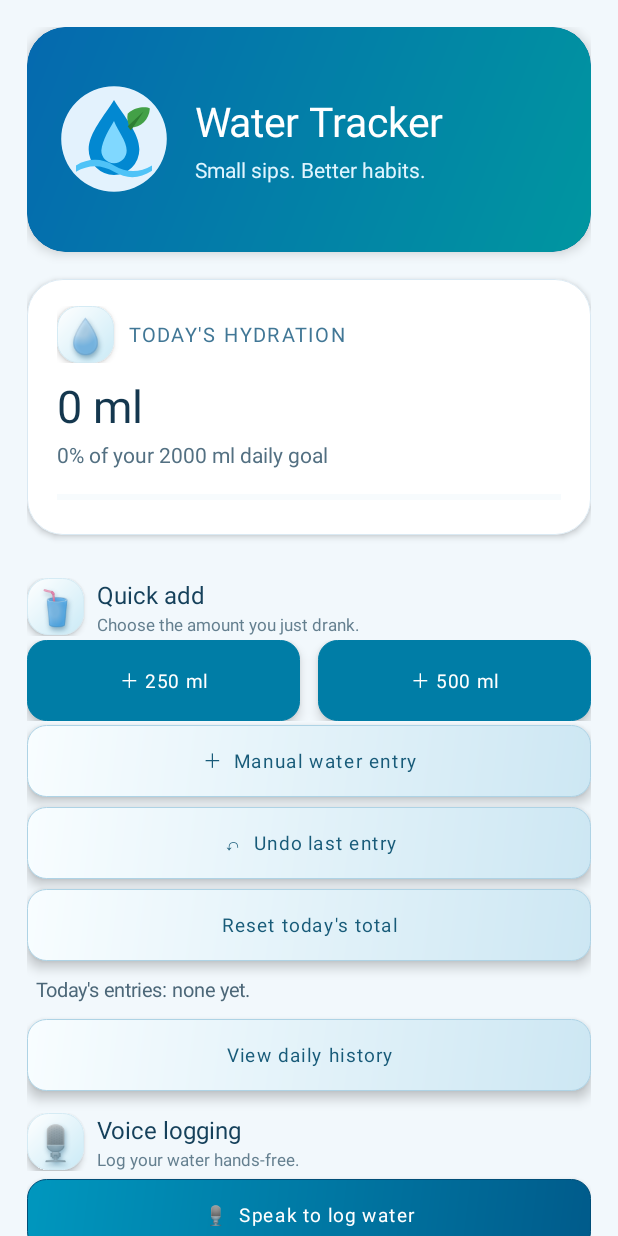
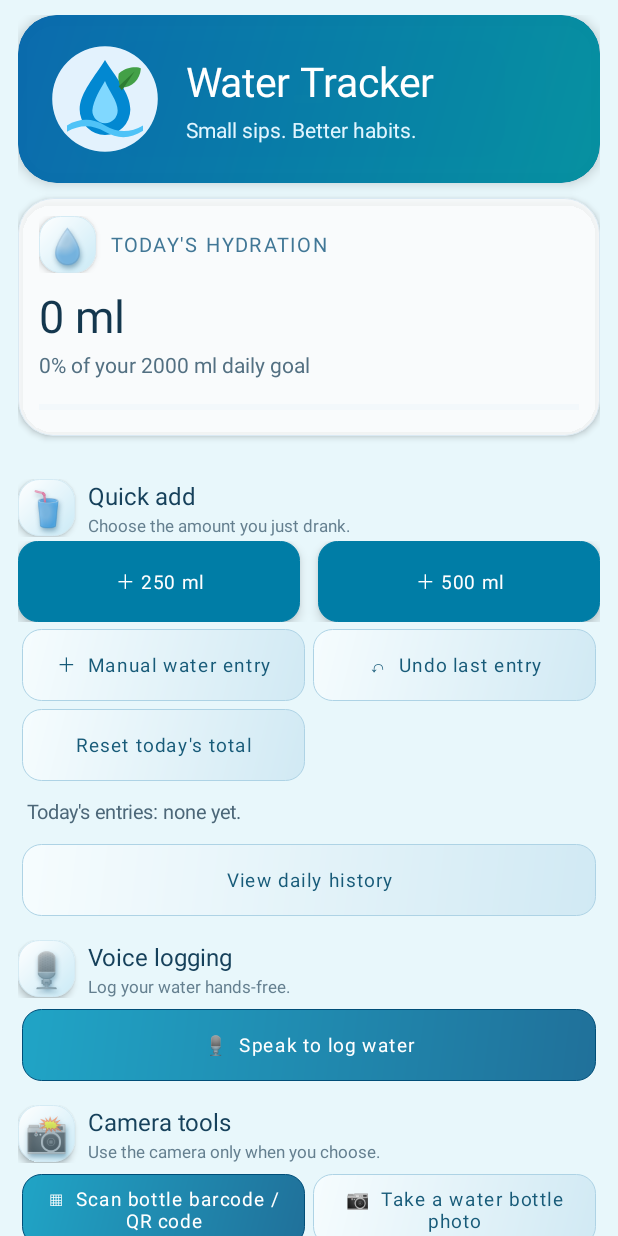
Before and after one commit to muhammadibnabdullah190/WaterTracker, an Android app: the screen it shows after launch (MainActivity), on a phone screen of 412 x 824 dp. Run offline under Robolectric (Android 15) with nearby library versions, the phone set to English and light mode, and no system bars; libraries missing offline, so code that uses them is left out: androidx.camera.core, androidx.camera.lifecycle, androidx.camera.view, com.google.mlkit.vision; 2 statements that could not run were skipped.

Commit message:
Simplify to transparent theme and compact adaptive single-page layout

```diff
--- a/app/src/main/java/com/example/watertracker/MainActivity.kt
+++ b/app/src/main/java/com/example/watertracker/MainActivity.kt
@@ -108,8 +108,11 @@ class MainActivity : AppCompatActivity(), SensorEventListener {
         val transparentTheme = getSharedPreferences("water_tracker", MODE_PRIVATE).getString("theme", "system") == "transparent"
         val page = LinearLayout(this).apply {
             orientation = LinearLayout.VERTICAL
-            setPadding(dp(18), dp(18), dp(18), dp(30))
-            setBackgroundColor(if (transparentTheme) android.graphics.Color.argb(225, 224, 244, 250) else android.graphics.Color.rgb(242, 248, 252))
+            setPadding(dp(12), dp(10), dp(12), dp(18))
+            setBackgroundColor(android.graphics.Color.argb(
+                getSharedPreferences("water_tracker", MODE_PRIVATE).getInt("transparency_level", 75).coerceIn(30, 100) * 255 / 100,
+                224, 244, 250
+            ))
         }
 
         val hero = com.google.android.material.card.MaterialCardView(this).apply {
@@ -117,7 +120,7 @@ class MainActivity : AppCompatActivity(), SensorEventListener {
             cardElevation = dp(5).toFloat()
             strokeWidth = 0
             setCardBackgroundColor(if (transparentTheme) android.graphics.Color.argb(218, 13, 92, 153) else android.graphics.Color.rgb(13, 92, 153))
-            layoutParams = LinearLayout.LayoutParams(-1, dp(150)).apply { bottomMargin = dp(18) }
+            layoutParams = LinearLayout.LayoutParams(-1, dp(112)).apply { bottomMargin = dp(10) }
         }
         val heroContent = LinearLayout(this).apply {
             orientation = LinearLayout.HORIZONTAL
@@ -162,7 +165,7 @@ class MainActivity : AppCompatActivity(), SensorEventListener {
         }
         val summaryContent = LinearLayout(this).apply {
             orientation = LinearLayout.VERTICAL
-            setPadding(dp(20), dp(18), dp(20), dp(20))
+            setPadding(dp(14), dp(12), dp(14), dp(14))
         }
         val hydrationHeader = LinearLayout(this).apply {
             orientation = LinearLayout.HORIZONTAL
@@ -286,46 +289,29 @@ class MainActivity : AppCompatActivity(), SensorEventListener {
         }
         updateLocationStatus()
 
-        addSectionTitle(page, "Themes", "Choose how the app adapts to your surroundings.")
-        val muraqabaInfo = TextView(this).apply {
-            text = "Awake 0–20: Light  •  Asleep 80–100: Dark  •  21–79: keep previous theme. Uses activity recognition, not the camera."
+        addSectionTitle(page, "Appearance", "Transparent theme with adjustable background transparency.")
+        val transparencyLabel = TextView(this).apply {
             textSize = 12f
             setTextColor(android.graphics.Color.rgb(83, 112, 130))
-            setPadding(dp(4), dp(4), dp(4), dp(8))
+            setPadding(dp(3), dp(2), dp(3), dp(2))
         }
-        page.addView(muraqabaInfo)
-
-        fun themeRow(): LinearLayout = LinearLayout(this).apply {
-            orientation = LinearLayout.HORIZONTAL
-            weightSum = 4f
+        page.addView(transparencyLabel)
+        val transparencySeek = android.widget.SeekBar(this).apply {
+            max = 70
+            progress = (getSharedPreferences("water_tracker", MODE_PRIVATE).getInt("transparency_level", 75) - 30).coerceIn(0, 70)
+            setOnSeekBarChangeListener(object : android.widget.SeekBar.OnSeekBarChangeListener {
+                override fun onProgressChanged(seekBar: android.widget.SeekBar?, progress: Int, fromUser: Boolean) {
+                    val level = progress + 30
+                    transparencyLabel.text = "Transparency: $level% opaque"
+                    getSharedPreferences("water_tracker", MODE_PRIVATE).edit().putInt("transparency_level", level).apply()
+                    page.setBackgroundColor(android.graphics.Color.argb(level * 255 / 100, 224, 244, 250))
+                }
+                override fun onStartTrackingTouch(seekBar: android.widget.SeekBar?) {}
+                override fun onStopTrackingTouch(seekBar: android.widget.SeekBar?) {}
+            })
         }
-        val firstThemeRow = themeRow()
-        addThemeTile(firstThemeRow, "🌙", "Muraqaba") {
-            if (Build.VERSION.SDK_INT < Build.VERSION_CODES.Q) {
-                toast("Muraqaba Theme requires Android 10 or later.")
-            } else if (hasPermission(Manifest.permission.ACTIVITY_RECOGNITION)) {
-                enableSleepActivityTheme()
-            } else {
-                sleepActivityPermission.launch(Manifest.permission.ACTIVITY_RECOGNITION)
-            }
-        }
-        addThemeTile(firstThemeRow, "💡", "Room light") { saveThemeMode("room_light") }
-        addThemeTile(firstThemeRow, "🌦️", "Weather") { showWeatherThemePicker() }
-        addThemeTile(firstThemeRow, "🕒", "Time") { showTimeThemeOptions() }
-        page.addView(firstThemeRow)
-        val secondThemeRow = themeRow()
-        addThemeTile(secondThemeRow, "🌗", "Day–night") { saveThemeMode("day_night") }
-        addThemeTile(secondThemeRow, "🎨", "Light / Dark") { showChoiceThemePicker() }
-        addThemeTile(secondThemeRow, "🏃", "Motion") { saveThemeMode("motion") }
-        addThemeTile(secondThemeRow, "💎", "Transparent") { saveThemeMode("transparent") }
-        page.addView(secondThemeRow)
-        val themeMode = getSharedPreferences("water_tracker", MODE_PRIVATE).getString("theme", "system")
-        page.addView(TextView(this).apply {
-            text = "Current theme: ${themeMode?.replace('_', ' ')?.replaceFirstChar { it.uppercase() } ?: "System"}"
-            textSize = 13f
-            setTextColor(android.graphics.Color.rgb(83, 112, 130))
-            setPadding(dp(4), dp(6), dp(4), dp(10))
-        })
+        page.addView(transparencySeek)
+        transparencyLabel.text = "Transparency: ${transparencySeek.progress + 30}% opaque"
 
         addSectionTitle(page, "Display & accessibility", "Adjust the app's appearance and readability.")
         addSectionTitle(page, "Screen dim", "Turn the app screen dimming on or off.")
@@ -450,38 +436,8 @@ class MainActivity : AppCompatActivity(), SensorEventListener {
         }
 
     private fun applyThemePreference() {
-        val p = getSharedPreferences("water_tracker", MODE_PRIVATE)
-        val mode = p.getString("theme", "system") ?: "system"
-        val dark = when (mode) {
-            "dark", "choice_dark" -> true
-            "light", "choice_light", "transparent" -> false
-                        "viewing" -> false
-            // Sleep API confidence uses 0–20 for Awake and 80–100 for Asleep.
-            // The 21–79 middle band retains the last decided theme.
-            "muraqaba" -> p.getBoolean("sleep_theme_dark", false)
-            "eye_view" -> false // Legacy setting from older camera-based builds.
-            "time" -> {
-                if (p.getBoolean("time_all_day", false)) p.getBoolean("time_all_day_dark", false)
-                else {
-                    val now = Calendar.getInstance()
-                    val current = now.get(Calendar.HOUR_OF_DAY) * 60 + now.get(Calendar.MINUTE)
-                    val start = p.getInt("time_dark_start", 19 * 60)
-                    val end = p.getInt("time_dark_end", 7 * 60)
-                    if (start == end) p.getBoolean("time_all_day_dark", false)
-                    else if (start < end) current !in start until end
-                    else current >= start || current < end
-                }
-            }
-            "day_night" -> Calendar.getInstance().get(Calendar.HOUR_OF_DAY) !in 6..17
-            "weather" -> p.getString("weather_condition", "clear") in setOf("cloudy", "rain", "storm", "snow")
-            "room_light" -> p.getBoolean("last_room_dark", false)
-            "motion" -> false
-            else -> {
-                AppCompatDelegate.setDefaultNightMode(AppCompatDelegate.MODE_NIGHT_FOLLOW_SYSTEM)
-                return
-            }
-        }
-        AppCompatDelegate.setDefaultNightMode(if (dark) AppCompatDelegate.MODE_NIGHT_YES else AppCompatDelegate.MODE_NIGHT_NO)
+        getSharedPreferences("water_tracker", MODE_PRIVATE).edit().putString("theme", "transparent").apply()
+        AppCompatDelegate.setDefaultNightMode(AppCompatDelegate.MODE_NIGHT_NO)
     }
 
     private fun saveThemeMode(mode: String) {
@@ -698,7 +654,18 @@ class MainActivity : AppCompatActivity(), SensorEventListener {
     }
 
     private fun addButton(parent: LinearLayout, label: String, secondary: Boolean = false, action: () -> Unit) {
-        val transparent = getSharedPreferences("water_tracker", MODE_PRIVATE).getString("theme", "system") == "transparent"
+        val grid = (parent.getChildAt(parent.childCount - 1) as? android.widget.GridLayout)
+            ?: android.widget.GridLayout(this).apply {
+                columnCount = 2
+                useDefaultMargins = false
+                alignmentMode = android.widget.GridLayout.ALIGN_BOUNDS
+                rowCount = android.widget.GridLayout.UNDEFINED
+                parent.addView(this, LinearLayout.LayoutParams(-1, -2).apply {
+                    topMargin = dp(2)
+                    bottomMargin = dp(3)
+                })
+            }
+        val transparent = getSharedPreferences("water_tracker", MODE_PRIVATE).getString("theme", "transparent") == "transparent"
         val top = if (secondary) android.graphics.Color.rgb(248, 253, 255) else android.graphics.Color.rgb(0, 151, 190)
         val bottom = if (secondary) android.graphics.Color.rgb(205, 231, 243) else android.graphics.Color.rgb(0, 91, 139)
         val button = com.google.android.material.button.MaterialButton(this).apply {
@@ -729,10 +696,16 @@ class MainActivity : AppCompatActivity(), SensorEventListener {
             stateListAnimator = android.animation.StateListAnimator()
             setOnClickListener { action() }
         }
-        parent.addView(button, LinearLayout.LayoutParams(-1, -2).apply {
-            topMargin = dp(3)
-            bottomMargin = dp(4)
-        })
+        val column = grid.childCount % 2
+        val params = android.widget.GridLayout.LayoutParams(
+            android.widget.GridLayout.spec(android.widget.GridLayout.UNDEFINED, 1f),
+            android.widget.GridLayout.spec(column, 1f)
+        ).apply {
+            width = 0
+            height = -2
+            setMargins(dp(3), dp(3), dp(3), dp(3))
+        }
+        grid.addView(button, params)
     }
 
     private fun hasPermission(permission: String): Boolean =
```
